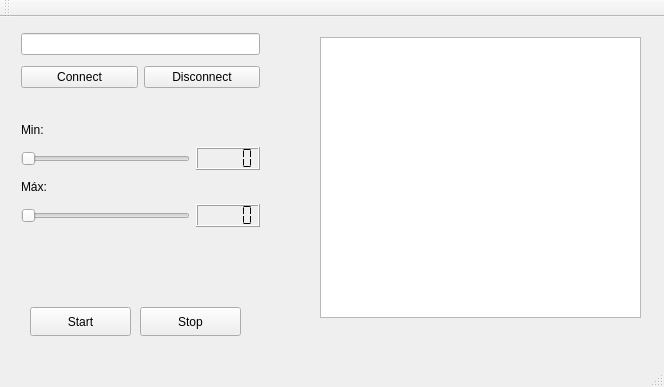
This is QtTcpClientProducer/mainwindow.ui in ediRFT7/qt-producer-server-consumer as Qt 5 draws it before an edit. The edited form follows.
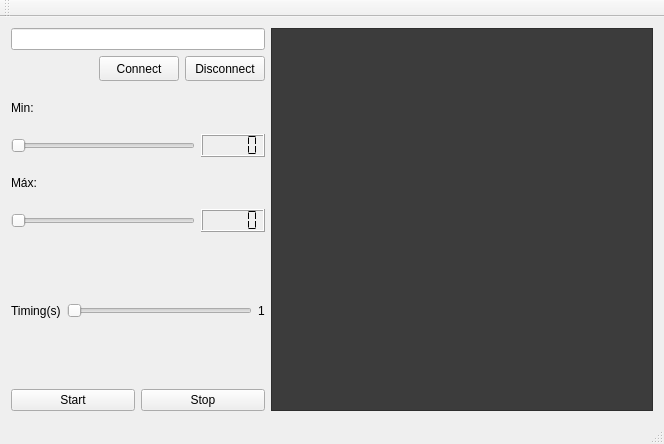
This is the edited form.

The edit to the form file:
```diff
--- a/QtTcpClientProducer/mainwindow.ui
+++ b/QtTcpClientProducer/mainwindow.ui
@@ -7,60 +7,17 @@
     <x>0</x>
     <y>0</y>
     <width>664</width>
-    <height>387</height>
+    <height>444</height>
    </rect>
   </property>
   <property name="windowTitle">
    <string>MainWindow</string>
   </property>
   <widget class="QWidget" name="centralWidget">
-   <widget class="QPushButton" name="pushButtonStart">
-    <property name="geometry">
-     <rect>
-      <x>30</x>
-      <y>290</y>
-      <width>101</width>
-      <height>29</height>
-     </rect>
-    </property>
-    <property name="text">
-     <string>Start</string>
-    </property>
-   </widget>
-   <widget class="QTextBrowser" name="textBrowser">
-    <property name="geometry">
-     <rect>
-      <x>320</x>
-      <y>20</y>
-      <width>321</width>
-      <height>281</height>
-     </rect>
-    </property>
-   </widget>
-   <widget class="QPushButton" name="pushButtonStop">
-    <property name="geometry">
-     <rect>
-      <x>140</x>
-      <y>290</y>
-      <width>101</width>
-      <height>29</height>
-     </rect>
-    </property>
-    <property name="text">
-     <string>Stop</string>
-    </property>
-   </widget>
-   <widget class="QWidget" name="layoutWidget">
-    <property name="geometry">
-     <rect>
-      <x>10</x>
-      <y>0</y>
-      <width>261</width>
-      <height>89</height>
-     </rect>
-    </property>
-    <layout class="QGridLayout" name="gridLayout">
-     <item row="0" column="0" colspan="2">
+   <layout class="QGridLayout" name="gridLayout_3">
+    <item row="0" column="0">
+     <layout class="QGridLayout" name="gridLayout" columnstretch="40,60" columnminimumwidth="0,0">
+      <item row="0" column="0">
       <widget class="QLineEdit" name="lineEditIp">
        <property name="text">
         <string/>
@@ -68,30 +25,49 @@
       </widget>
      </item>
      <item row="1" column="0">
+       <layout class="QHBoxLayout" name="horizontalLayout_6">
+        <item>
+         <spacer name="horizontalSpacer">
+          <property name="orientation">
+           <enum>Qt::Horizontal</enum>
+          </property>
+          <property name="sizeHint" stdset="0">
+           <size>
+            <width>40</width>
+            <height>20</height>
+           </size>
+          </property>
+         </spacer>
+        </item>
+        <item>
       <widget class="QPushButton" name="pushButtonConnect">
+          <property name="maximumSize">
+           <size>
+            <width>123</width>
+            <height>25</height>
+           </size>
+          </property>
        <property name="text">
         <string>Connect</string>
        </property>
       </widget>
      </item>
-     <item row="1" column="1">
+        <item>
       <widget class="QPushButton" name="pushButtonDisconnect">
+          <property name="maximumSize">
+           <size>
+            <width>122</width>
+            <height>25</height>
+           </size>
+          </property>
        <property name="text">
         <string>Disconnect</string>
        </property>
       </widget>
      </item>
     </layout>
-   </widget>
-   <widget class="QWidget" name="layoutWidget">
-    <property name="geometry">
-     <rect>
-      <x>10</x>
-      <y>90</y>
-      <width>261</width>
-      <height>131</height>
-     </rect>
-    </property>
+      </item>
+      <item row="2" column="0">
     <layout class="QGridLayout" name="gridLayout_2">
      <item row="0" column="0">
       <layout class="QVBoxLayout" name="verticalLayout_2">
@@ -113,6 +89,12 @@
          </item>
          <item>
           <widget class="QLCDNumber" name="lcdNumber_2">
+              <property name="maximumSize">
+               <size>
+                <width>64</width>
+                <height>23</height>
+               </size>
+              </property>
            <property name="segmentStyle">
             <enum>QLCDNumber::Flat</enum>
            </property>
@@ -142,6 +124,12 @@
          </item>
          <item>
           <widget class="QLCDNumber" name="lcdNumber">
+              <property name="maximumSize">
+               <size>
+                <width>64</width>
+                <height>23</height>
+               </size>
+              </property>
            <property name="segmentStyle">
             <enum>QLCDNumber::Flat</enum>
            </property>
@@ -152,17 +140,9 @@
       </layout>
      </item>
     </layout>
-   </widget>
-   <widget class="QWidget" name="layoutWidget">
-    <property name="geometry">
-     <rect>
-      <x>10</x>
-      <y>230</y>
-      <width>261</width>
-      <height>21</height>
-     </rect>
-    </property>
-    <layout class="QHBoxLayout" name="horizontalLayout_4" stretch="95">
+      </item>
+      <item row="3" column="0">
+       <layout class="QHBoxLayout" name="horizontalLayout_4" stretch="0">
      <item>
       <layout class="QHBoxLayout" name="horizontalLayout_3">
        <item>
@@ -192,7 +172,41 @@
       </layout>
      </item>
     </layout>
-   </widget>
+      </item>
+      <item row="4" column="0">
+       <layout class="QHBoxLayout" name="horizontalLayout_5">
+        <item>
+         <widget class="QPushButton" name="pushButtonStart">
+          <property name="text">
+           <string>Start</string>
+          </property>
+         </widget>
+        </item>
+        <item>
+         <widget class="QPushButton" name="pushButtonStop">
+          <property name="text">
+           <string>Stop</string>
+          </property>
+         </widget>
+        </item>
+       </layout>
+      </item>
+      <item row="0" column="1" rowspan="5">
+       <widget class="QTextBrowser" name="textBrowser">
+        <property name="toolTip">
+         <string/>
+        </property>
+        <property name="styleSheet">
+         <string notr="true">background-color: rgb(60, 60, 60);</string>
+        </property>
+        <property name="tabChangesFocus">
+         <bool>false</bool>
+        </property>
+       </widget>
+      </item>
+     </layout>
+    </item>
+   </layout>
   </widget>
   <widget class="QMenuBar" name="menuBar">
    <property name="geometry">
```
Lines whose indentation alone changed are shown as unchanged.
